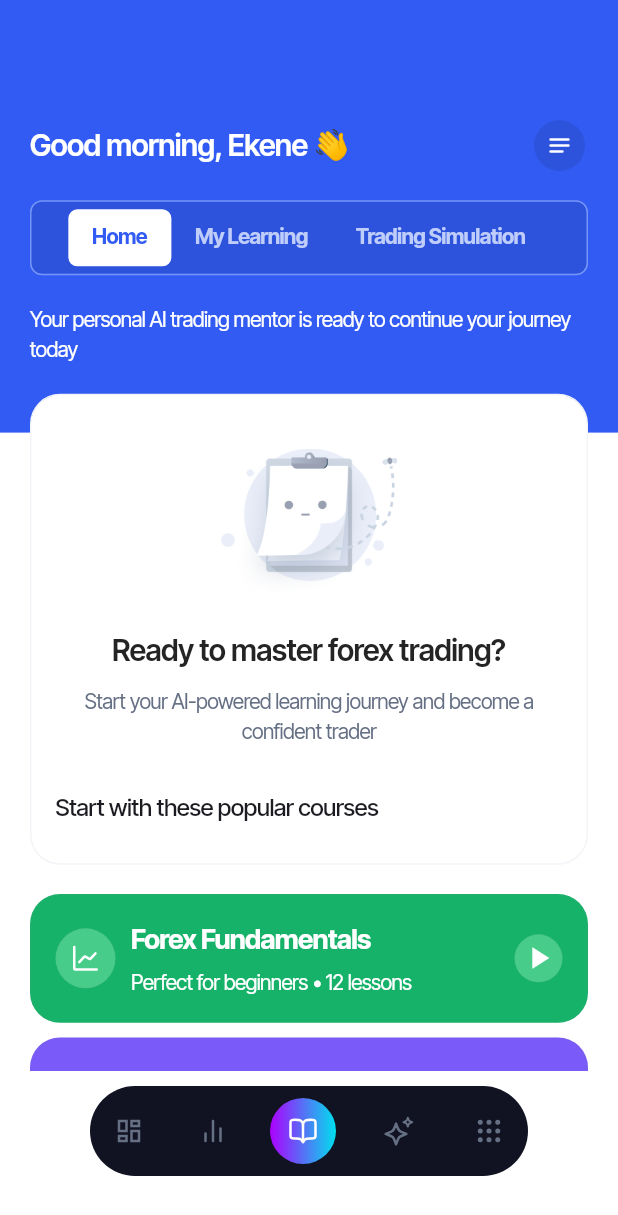
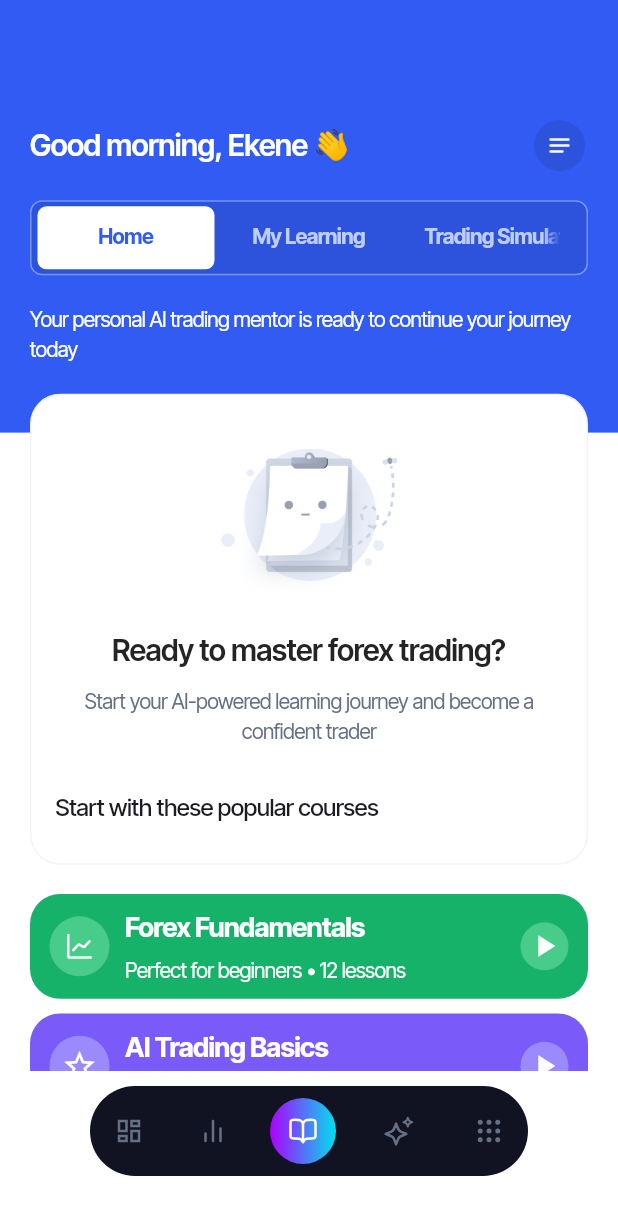
Before and after one commit to officeplusng/Marketmind-Mobile-App, a Flutter app: the screen it shows after launch, item 3 of the bottom bar chosen, on a phone screen of 412 x 824 dp. Shown: the top 1215 px of the screen. Run offline on Flutter 3.47's test engine with Material 3 defaults, Android fonts, the phone set to English and light mode, and no system bars; our stand-ins replace dio, flutter_screenutil, flutter_secure_storage, flutter_svg, get_it, google_fonts and 3 more; missing offline and left inert: otp_pin_field; generated files the repository leaves out were written again; network calls fail.

```diff
--- a/lib/core/theme/app_colors.dart
+++ b/lib/core/theme/app_colors.dart
@@ -13,6 +13,7 @@ class AppColors{
   static Color green = Color(0xFF08D88D); //#34C240
   static Color greenDark = Color(0xFF34C240);
   static Color onlineGreen = Color(0xFF22BB33);
+  static Color purpleLight = Color(0xFF7A5AF8);
   static Color coolGray = Color(0xFF0E101B);
   static Color grayDark = Color(0xFFD9D9D9);
   static Color blue = Color(0xFF1752D9);
--- a/lib/features/root/learning/learning.root.dart
+++ b/lib/features/root/learning/learning.root.dart
@@ -76,9 +76,10 @@ class _LearningRootState extends State<LearningRoot>
                     ],
                   )),
                   20.verticalSpace,
-
-                  PagePadding(child: Container(
-                    padding: const EdgeInsets.symmetric(horizontal: 0),
+                  PagePadding(
+                      child: Container(
+                    width: double.infinity,
+                    padding: const EdgeInsets.symmetric(horizontal: 2),
                     decoration: ShapeDecoration(
                         color: const Color(0xFF2D53DD),
                         shape: RoundedRectangleBorder(
@@ -91,13 +92,13 @@ class _LearningRootState extends State<LearningRoot>
                       dividerColor: AppColors.transparent,
                       unselectedLabelColor: const Color(0xFFBFCDFB),
                       labelColor: const Color(0xFF315BF3),
-                      isScrollable: true,
-                      tabAlignment: TabAlignment.center,
+                      isScrollable: false,
+                      tabAlignment: TabAlignment.fill,
                       labelStyle: context.textTheme.bodyMedium
                           ?.copyWith(fontWeight: FontWeight.bold),
                       indicatorSize: TabBarIndicatorSize.tab,
-                      indicatorPadding:
-                      const EdgeInsets.symmetric(vertical: 5),
+                      indicatorPadding: const EdgeInsets.symmetric(
+                          vertical: 3, horizontal: 2),
                       onTap: (value) {
                         setState(() {
                           _currentTab = value;
@@ -196,6 +197,45 @@ class _LearningRootState extends State<LearningRoot>
                               Icons.star_border,
                               color: AppColors.white,
                             )),
+                        20.verticalSpace,
+                        WrapperContainer.rectangular(
+                            width: double.infinity,
+                            useHeight: false,
+                            backgroundColor: AppColors.white,
+                            borderColor: const Color(0xFFF2F4F7),
+                            borderRadius: 8,
+                            padding: const EdgeInsets.all(16),
+                            bordered: true,
+                            child: Column(
+                              crossAxisAlignment: CrossAxisAlignment.start,
+                              children: [
+                                Text(
+                                  'Why learn with MarketMind?',
+                                  style: context.textTheme.titleSmall
+                                      ?.copyWith(color: AppColors.textBlack1),
+                                ),
+                                15.verticalSpace,
+                                ...[
+                                  (
+                                    'AI-powered personalized learning paths',
+                                    AppColors.primary
+                                  ),
+                                  (
+                                    'Risk-free trading simulations',
+                                    AppColors.purpleLight
+                                  ),
+                                  (
+                                    'Real-time market insights',
+                                    AppColors.textGreenLight
+                                  ),
+                                ].map((e) =>
+                                    _infoComponent(text: e.$1, color: e.$2)),
+                              ],
+                            )),
+                        50.verticalSpace,
+                        Center(
+                          child: _startLearningButton(context),
+                        )
                       ],
                     )),
                   ))
@@ -205,6 +245,65 @@ class _LearningRootState extends State<LearningRoot>
           ],
         ));
   }
+
+  Widget _startLearningButton(BuildContext context) {
+    return GestureDetector(
+      onTap: (){
+
+      },
+      child: Container(
+        padding: const EdgeInsets.symmetric(
+            horizontal: 18, vertical: 11),
+        height: 44,
+        decoration: ShapeDecoration(
+            shadows: [
+              BoxShadow(
+                  color: const Color(0x1018280D)
+                      .withOpacity(.05))
+            ],
+            color: AppColors.primary,
+            shape: RoundedRectangleBorder(
+              borderRadius:
+              BorderRadiusGeometry.circular(999),
+            )),
+        child: Row(
+          mainAxisSize: MainAxisSize.min,
+          children: [
+            SvgPicture.asset(
+              'page3'.svg,
+              color: AppColors.white,
+            ),
+            15.horizontalSpace,
+            Text(
+              'Start Your Learning Journey',
+              style: context.textTheme.titleSmall?.copyWith(
+                  color: AppColors.white,
+                  fontWeight: FontWeight.bold),
+            )
+          ],
+        ),
+      ),
+    );
+  }
+
+  Widget _infoComponent({Color? color, required String text}) => Padding(
+        padding: EdgeInsets.symmetric(vertical: 5),
+        child: Row(
+          children: [
+            Icon(
+              Icons.circle,
+              size: 10,
+              color: color ?? AppColors.primary,
+            ),
+            10.horizontalSpace,
+            Text(
+              text,
+              style: context.textTheme.bodyMedium
+                  ?.copyWith(fontSize: 16, color: AppColors.textGray1),
+            )
+          ],
+        ),
+      );
 
   Widget container(
       {required String title,
@@ -220,7 +319,7 @@ class _LearningRootState extends State<LearningRoot>
         onClick: onClick,
         backgroundColor: primaryColor,
         borderRadius: 20,
-        padding: const EdgeInsets.all(16),
+        padding: const EdgeInsets.symmetric(horizontal: 12, vertical: 8),
         bordered: true,
         child: Row(
           children: [
--- a/lib/features/root/marketAnalysis/components/market_analysis_dasboard.dart
+++ b/lib/features/root/marketAnalysis/components/market_analysis_dasboard.dart
@@ -1,27 +1,28 @@
 import '../../../../core/export/export.core.dart';
 
 class MarketAnalysisDashboardComponent extends StatelessWidget {
-  const MarketAnalysisDashboardComponent({super.key});
+  const MarketAnalysisDashboardComponent({super.key,this.backgroundColor,this.textColor});
 
+  final Color? backgroundColor;
+  final Color? textColor;
   @override
   Widget build(BuildContext context) {
     return WrapperContainer.rectangular(
-        width: 168,
-        backgroundColor: AppColors.white,
-        borderColor: const Color(0xFFF2F4F7),
+        backgroundColor:backgroundColor?? AppColors.white,
+        borderColor: backgroundColor??const Color(0xFFF2F4F7),
         useHeight: false,
-        padding: const EdgeInsets.all(16),
+        padding: const EdgeInsets.symmetric(horizontal: 0,vertical: 16),
         bordered: true,
         child: Column(
           crossAxisAlignment: CrossAxisAlignment.start,
           children: [
             Text('DeFi TVL',
                 style: context.textTheme.bodyMedium?.copyWith(
-                    color: AppColors.textGray1, fontWeight: FontWeight.w500)),
+                    color: textColor??AppColors.textGray1, fontWeight: FontWeight.w500)),
             10.verticalSpace,
             Text(
               '\$45.8B',
-              style: context.textTheme.headlineMedium,
+              style: context.textTheme.headlineMedium?.copyWith(color: textColor),
             ),
             20.verticalSpace,
             _spikeIcon(context, text: '+1.25%'),
@@ -30,7 +31,7 @@ class MarketAnalysisDashboardComponent extends StatelessWidget {
               '24h Change: +45.2B',
               maxLines: 1,
               style: context.textTheme.bodyMedium
-                  ?.copyWith(color: AppColors.textGray1),
+                  ?.copyWith(color: textColor??AppColors.textGray1),
             )
           ],
         ));
--- a/lib/features/root/marketAnalysis/market_analysis.root.dart
+++ b/lib/features/root/marketAnalysis/market_analysis.root.dart
@@ -72,7 +72,24 @@ class _MarketAnalysisState extends State<MarketAnalysis> {
           child: Column(
             crossAxisAlignment: CrossAxisAlignment.start,
             children: [
-              MarketAnalysisDashboardComponent(),
+              GridView(
+                shrinkWrap: true,
+                physics: NeverScrollableScrollPhysics(),
+                padding: EdgeInsets.all(0),
+
+                gridDelegate: SliverGridDelegateWithFixedCrossAxisCount(
+                    childAspectRatio: .95,
+                    crossAxisCount: 2,crossAxisSpacing: 10,mainAxisSpacing: 10),
+              children: [
+
+                MarketAnalysisDashboardComponent(
+                  backgroundColor: Color(0xFF6938EF),
+                  textColor: AppColors.white,
+                ),
+                MarketAnalysisDashboardComponent(),
+                MarketAnalysisDashboardComponent(),
+                MarketAnalysisDashboardComponent(),
+              ],),
               10.verticalSpace,
               MarketAnalysisTechnicalAnalysisComponent(),
               10.verticalSpace,
```
Also changed, not shown: 1 other file.
